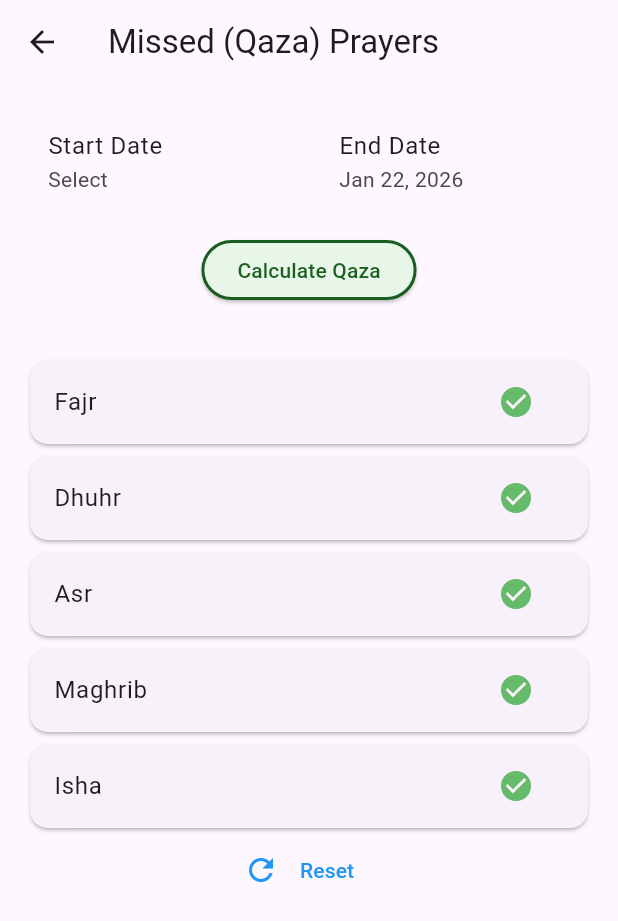
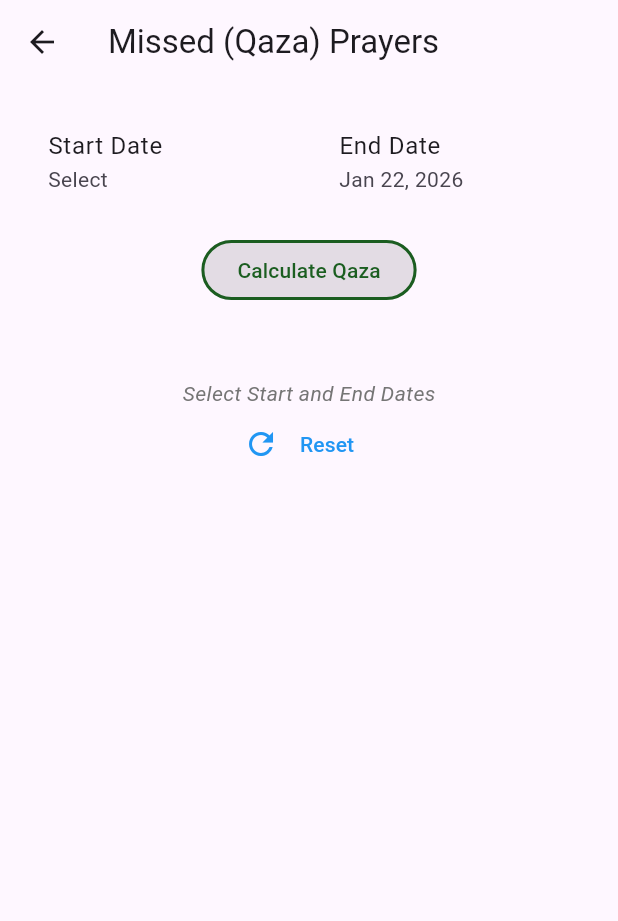
Before and after one commit to encodeschool/ISLAM_APP, a Flutter app: the QazaPage screen opened directly, on a phone screen of 412 x 824 dp. Shown: the top 921 px of the screen. Run offline on Flutter 3.47's test engine with Material 3 defaults, Android fonts, the phone set to English and light mode, and no system bars; our stand-ins replace adhan, audioplayers, connectivity_plus, flutter_compass, flutter_svg, geocoding and 3 more; accounts and stored records are empty; statements that could not run were skipped.

Commit message:
fixed if dates not selected

```diff
--- a/lib/l10n/app_ar.arb
+++ b/lib/l10n/app_ar.arb
@@ -74,5 +74,6 @@
   "total_remaining": "المجموع المتبقي",
   "remaining": "المتبقي",
   "reset": "إعادة تعيين",
-  "mark_done": "تم القضاء"
+  "mark_done": "تم القضاء",
+  "select_start_and_end_dates": "حدد تواريخ البداية والنهاية"
 }
--- a/lib/l10n/app_en.arb
+++ b/lib/l10n/app_en.arb
@@ -74,5 +74,6 @@
   "total_remaining": "Total Remaining",
   "remaining": "Remaining",
   "reset": "Reset",
-  "mark_done": "Mark as Completed"
+  "mark_done": "Mark as Completed",
+  "select_start_and_end_dates": "Select Start and End Dates"
 }
--- a/lib/l10n/app_localizations.dart
+++ b/lib/l10n/app_localizations.dart
@@ -494,6 +494,12 @@ abstract class AppLocalizations {
   /// In en, this message translates to:
   /// **'Mark as Completed'**
   String get mark_done;
+
+  /// No description provided for @select_start_and_end_dates.
+  ///
+  /// In en, this message translates to:
+  /// **'Select Start and End Dates'**
+  String get select_start_and_end_dates;
 }
 
 class _AppLocalizationsDelegate extends LocalizationsDelegate<AppLocalizations> {
--- a/lib/l10n/app_localizations_ar.dart
+++ b/lib/l10n/app_localizations_ar.dart
@@ -207,4 +207,7 @@ class AppLocalizationsAr extends AppLocalizations {
 
   @override
   String get mark_done => 'تم القضاء';
+
+  @override
+  String get select_start_and_end_dates => 'حدد تواريخ البداية والنهاية';
 }
--- a/lib/l10n/app_localizations_en.dart
+++ b/lib/l10n/app_localizations_en.dart
@@ -207,4 +207,7 @@ class AppLocalizationsEn extends AppLocalizations {
 
   @override
   String get mark_done => 'Mark as Completed';
+
+  @override
+  String get select_start_and_end_dates => 'Select Start and End Dates';
 }
--- a/lib/l10n/app_localizations_ru.dart
+++ b/lib/l10n/app_localizations_ru.dart
@@ -207,4 +207,7 @@ class AppLocalizationsRu extends AppLocalizations {
 
   @override
   String get mark_done => 'Отметить выполненным';
+
+  @override
+  String get select_start_and_end_dates => 'Выберите даты начала и окончания';
 }
--- a/lib/l10n/app_localizations_uz.dart
+++ b/lib/l10n/app_localizations_uz.dart
@@ -207,4 +207,7 @@ class AppLocalizationsUz extends AppLocalizations {
 
   @override
   String get mark_done => 'Bajarildi deb belgilash';
+
+  @override
+  String get select_start_and_end_dates => 'Boshlanish va tugash sanalarini tanlang';
 }
--- a/lib/l10n/app_ru.arb
+++ b/lib/l10n/app_ru.arb
@@ -72,5 +72,6 @@
   "total_remaining": "Всего осталось",
   "remaining": "Осталось",
   "reset": "Сбросить",
-  "mark_done": "Отметить выполненным"
+  "mark_done": "Отметить выполненным",
+  "select_start_and_end_dates": "Выберите даты начала и окончания"
 }
--- a/lib/l10n/app_uz.arb
+++ b/lib/l10n/app_uz.arb
@@ -72,5 +72,6 @@
   "total_remaining": "Qolgan jami",
   "remaining": "Qolgan",
   "reset": "Qayta tiklash",
-  "mark_done": "Bajarildi deb belgilash"
+  "mark_done": "Bajarildi deb belgilash",
+  "select_start_and_end_dates": "Boshlanish va tugash sanalarini tanlang"
 }
--- a/lib/pages/more/qaza_page.dart
+++ b/lib/pages/more/qaza_page.dart
@@ -51,7 +51,7 @@ class QazaPage extends StatelessWidget {
               const SizedBox(height: 12),
 
               ElevatedButton(
-                onPressed: qaza.calculate,
+                onPressed: qaza.datesSelected ? qaza.calculate : null,
                 child: Text(
                     t.calculate_qaza,
                     style: TextStyle(
@@ -80,22 +80,39 @@ class QazaPage extends StatelessWidget {
 
               const SizedBox(height: 16),
 
+              if (!qaza.datesSelected)
+                Padding(
+                  padding: const EdgeInsets.only(top: 16),
+                  child: Text(
+                    t.select_start_and_end_dates,
+                    style: TextStyle(
+                      color: Colors.grey[600],
+                      fontStyle: FontStyle.italic,
+                    ),
+                  ),
+                )
+              else
                 Column(
                   children: qaza.remaining.entries.map((entry) {
                     return Card(
                       elevation: 1,
                       child: ListTile(
+                        enabled: entry.value > 0,
                         title: Text(entry.key.localizedName(t)),
                         trailing: IconButton(
                           icon: Icon(
                             Icons.check_circle,
-                            color: Colors.green[400],
+                            color: entry.value > 0
+                                ? Colors.green[400]
+                                : Colors.grey,
                           ),
                           onPressed: entry.value > 0
                               ? () => qaza.markDone(entry.key)
                               : null,
                         ),
-                      onTap: () => qaza.markDone(entry.key),
+                        onTap: entry.value > 0
+                            ? () => qaza.markDone(entry.key)
+                            : null,
                       ),
                     );
                   }).toList(),
@@ -110,7 +127,7 @@ class QazaPage extends StatelessWidget {
                       color: Colors.blue,
                   ),
                   TextButton(
-                    onPressed: qaza.reset,
+                    onPressed: qaza.datesSelected ? qaza.reset : null,
                     child: Text(
                         t.reset,
                         style: TextStyle(
--- a/lib/pages/settings_page.dart
+++ b/lib/pages/settings_page.dart
@@ -72,7 +72,6 @@ class SettingsPage extends StatelessWidget {
             ),
             const Divider(),
 
-            // Manual Prayer Time Adjustments
             Text(
               t.manualPrayerAdjustment,
               style: TextStyle(fontWeight: FontWeight.bold),
--- a/lib/providers/qaza_provider.dart
+++ b/lib/providers/qaza_provider.dart
@@ -5,6 +5,7 @@ import 'package:shared_preferences/shared_preferences.dart';
 class QazaProvider extends ChangeNotifier {
   DateTime? startDate;
   DateTime endDate = DateTime.now();
+  bool get datesSelected => startDate != null && endDate != null;
 
   final Map<Prayer, int> remaining = {
     Prayer.fajr: 0,
```
Lines whose indentation alone changed are shown as unchanged.
